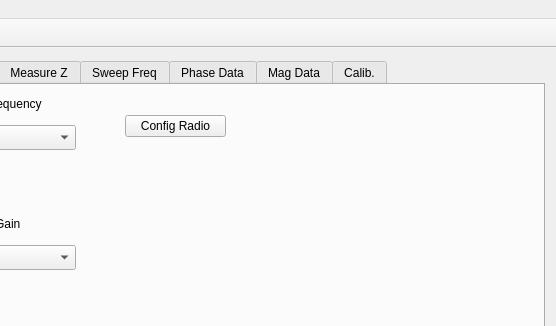
saul-rodriguez/Qt, file BioDriver/bio2016/mainwindow.ui: the form before one commit; both pictures show x 418 to 974 and y 0 to 326 of the 974 by 600 pixel window.
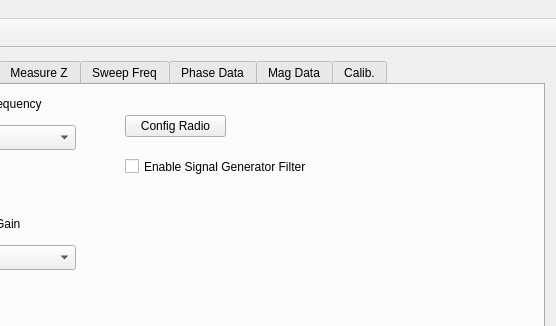
The form after the commit. Icons and pictures are not drawn. Custom widgets are drawn as their Qt base class.

```diff
--- a/BioDriver/bio2016/mainwindow.ui
+++ b/BioDriver/bio2016/mainwindow.ui
@@ -456,6 +456,19 @@
          <string>Gain</string>
         </property>
        </widget>
+       <widget class="QCheckBox" name="checkBoxFilterEnable">
+        <property name="geometry">
+         <rect>
+          <x>530</x>
+          <y>70</y>
+          <width>231</width>
+          <height>23</height>
+         </rect>
+        </property>
+        <property name="text">
+         <string>Enable Signal Generator Filter</string>
+        </property>
+       </widget>
       </widget>
       <widget class="QWidget" name="tab_4">
        <attribute name="title">
```
